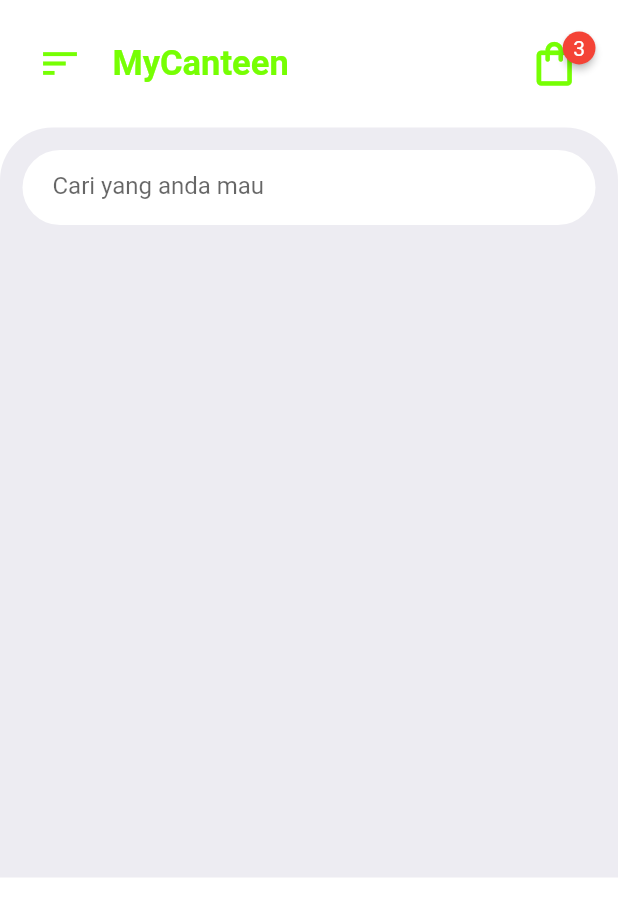
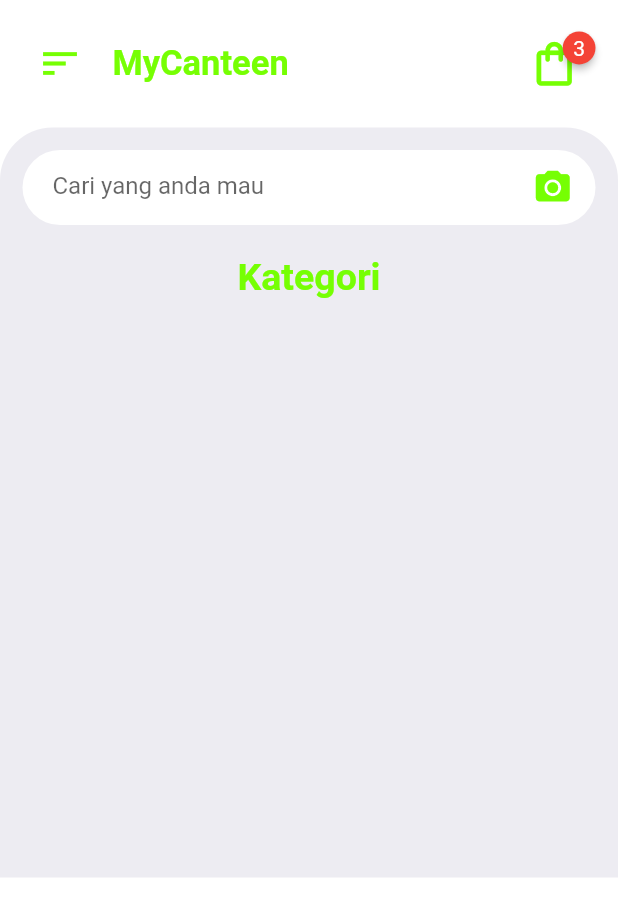
Before and after one commit to TurkhamM/Kelompok-4, a Flutter app: the screen it shows after launch, on a phone screen of 412 x 824 dp. Shown: the top 916 px of the screen. Run offline on Flutter 3.47's test engine with Material 2 defaults, Android fonts, the phone set to English and light mode, and no system bars; drawn by our look-alikes of badges.

Commit message:
manambah kata kategori menu

```diff
--- a/lib/pages/Homepage.dart
+++ b/lib/pages/Homepage.dart
@@ -35,14 +35,35 @@ class HomePage extends StatelessWidget {
                         height: 50,
                         width: 300,
                         child: TextFormField(
-                            decoration: InputDecoration(
-                          border: InputBorder.none,
-                          hintText: "Cari yang anda mau",
-                        )),
+                          decoration: InputDecoration(
+                            border: InputBorder.none,
+                            hintText: "Cari yang anda mau",
+                          ),
+                        ),
+                      ),
+                      Spacer(),
+                      Icon(
+                        Icons.camera_alt,
+                        size: 27,
+                        color: Color(0xFF76FF03),
                       )
                     ],
                   ),
-                )
+                ),
+                Container(
+                  margin: EdgeInsets.symmetric(
+                    vertical: 20,
+                    horizontal: 10,
+                  ),
+                  child: Text(
+                    "Kategori",
+                    style: TextStyle(
+                      fontSize: 25,
+                      fontWeight: FontWeight.bold,
+                      color: Color(0xFF76FF03),
+                    ),
+                  ),
+                ),
               ],
             ),
           )
```
